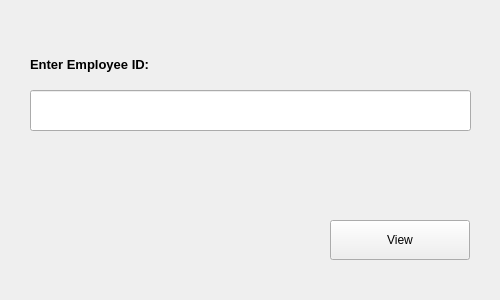
First picture: the form in Maintendance/empattbysupdialogbox.ui, repository markhan101/Maintendance, before the edit.
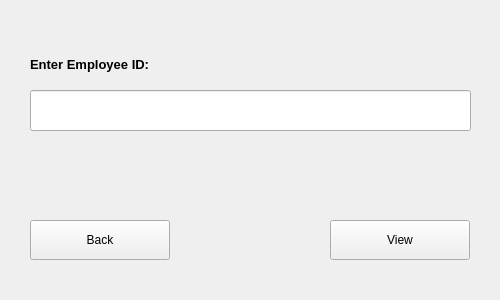
Second picture: the form after the edit.

Commit message: Add back button functionality to various dialogs and tables and cccc report

```diff
--- a/Maintendance/empattbysupdialogbox.ui
+++ b/Maintendance/empattbysupdialogbox.ui
@@ -49,6 +49,19 @@
     </rect>
    </property>
   </widget>
+  <widget class="QPushButton" name="backButton">
+   <property name="geometry">
+    <rect>
+     <x>30</x>
+     <y>220</y>
+     <width>140</width>
+     <height>40</height>
+    </rect>
+   </property>
+   <property name="text">
+    <string>Back</string>
+   </property>
+  </widget>
  </widget>
  <resources/>
  <connections/>
```
The commit also changes 109 other files.
